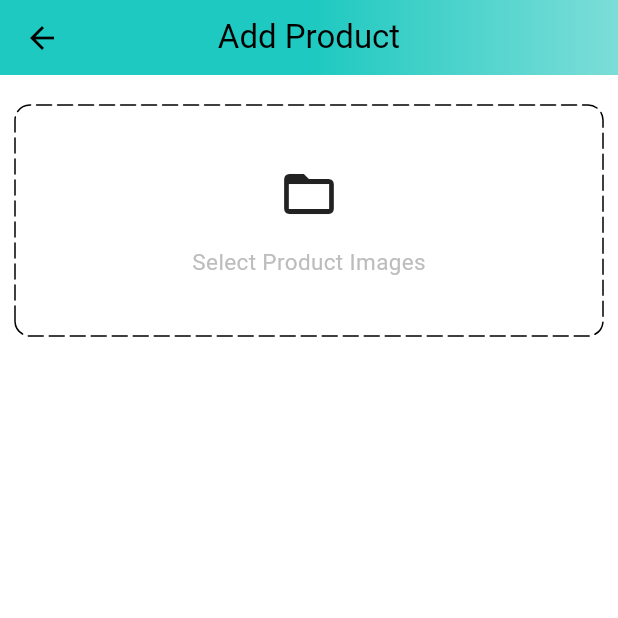
After one commit to sadid369/e_commerce_app, a Flutter app: the AdminScreens screen opened directly, after a tap on the "add" icon, on a phone screen of 412 x 824 dp, the top half of it. The commit adds this screen. Run offline on Flutter 3.47's test engine with Material 3 defaults, Android fonts, the phone set to English and light mode, and no system bars; drawn by our look-alikes of dotted_border; our stand-ins replace carousel_slider, shared_preferences; accounts and stored records are empty; network calls fail.

Commit message:
4:58  product page started

```diff
--- a/lib/features/account/screens/account_screen.dart
+++ b/lib/features/account/screens/account_screen.dart
@@ -17,7 +17,7 @@ class _AccountScreenState extends State<AccountScreen> {
   Widget build(BuildContext context) {
     return Scaffold(
       appBar: PreferredSize(
-        preferredSize: Size.fromHeight(50),
+        preferredSize: const Size.fromHeight(50),
         child: AppBar(
           flexibleSpace: Container(
             decoration: const BoxDecoration(
--- /dev/null
+++ b/lib/features/admin/screens/add_product_screen.dart
@@ -0,0 +1,77 @@
+import 'package:dotted_border/dotted_border.dart';
+import 'package:e_commerce_app/constants/global_variables.dart';
+import 'package:flutter/material.dart';
+
+class AddProductScreen extends StatefulWidget {
+  static const String routeName = "/product-screen";
+  const AddProductScreen({Key? key}) : super(key: key);
+
+  @override
+  _AddProductScreenState createState() => _AddProductScreenState();
+}
+
+class _AddProductScreenState extends State<AddProductScreen> {
+  @override
+  Widget build(BuildContext context) {
+    return Scaffold(
+      appBar: PreferredSize(
+        preferredSize: const Size.fromHeight(50),
+        child: AppBar(
+          centerTitle: true,
+          flexibleSpace: Container(
+            decoration: const BoxDecoration(
+              gradient: GlobalVariables.appBarGradient,
+            ),
+          ),
+          title: const Text('Add Product'),
+        ),
+      ),
+      body: SingleChildScrollView(
+        child: Form(
+          child: Padding(
+            padding: const EdgeInsets.symmetric(horizontal: 10),
+            child: Column(
+              children: [
+                const SizedBox(
+                  height: 20,
+                ),
+                DottedBorder(
+                  borderType: BorderType.RRect,
+                  radius: const Radius.circular(10),
+                  dashPattern: const [10, 4],
+                  strokeCap: StrokeCap.round,
+                  child: Container(
+                    width: double.infinity,
+                    height: 150,
+                    decoration: BoxDecoration(
+                      borderRadius: BorderRadius.circular(10),
+                    ),
+                    child: Column(
+                      mainAxisAlignment: MainAxisAlignment.center,
+                      children: [
+                        const Icon(
+                          Icons.folder_open,
+                          size: 40,
+                        ),
+                        SizedBox(
+                          height: 15,
+                        ),
+                        Text(
+                          'Select Product Images',
+                          style: TextStyle(
+                            fontSize: 15,
+                            color: Colors.grey[400],
+                          ),
+                        )
+                      ],
+                    ),
+                  ),
+                ),
+              ],
+            ),
+          ),
+        ),
+      ),
+    );
+  }
+}
--- /dev/null
+++ b/lib/features/admin/screens/admin_screens.dart
@@ -0,0 +1,139 @@
+import 'package:e_commerce_app/constants/global_variables.dart';
+import 'package:e_commerce_app/features/account/screens/account_screen.dart';
+import 'package:e_commerce_app/features/admin/screens/posts_screen.dart';
+import 'package:e_commerce_app/features/home/screens/home_screens.dart';
+import 'package:flutter/material.dart';
+import 'package:flutter/widgets.dart';
+
+class AdminScreens extends StatefulWidget {
+  const AdminScreens({Key? key}) : super(key: key);
+
+  @override
+  _AdminScreensState createState() => _AdminScreensState();
+}
+
+class _AdminScreensState extends State<AdminScreens> {
+  int _page = 0;
+  double bottomBarWidth = 42;
+  double bottomBarBorderWidth = 5;
+  void updatePage(int page) {
+    setState(() {
+      _page = page;
+    });
+  }
+
+  List<Widget> pages = [
+    const PostsScreen(),
+    const Center(
+      child: Text('Analytic Page '),
+    ),
+    const Center(
+      child: Text('Cart Page '),
+    ),
+  ];
+  @override
+  Widget build(BuildContext context) {
+    return Scaffold(
+      appBar: PreferredSize(
+        preferredSize: const Size.fromHeight(50),
+        child: AppBar(
+          flexibleSpace: Container(
+            decoration: const BoxDecoration(
+              gradient: GlobalVariables.appBarGradient,
+            ),
+          ),
+          title: Row(
+            mainAxisAlignment: MainAxisAlignment.spaceBetween,
+            children: [
+              Container(
+                alignment: Alignment.centerLeft,
+                child: Image.asset(
+                  'assets/images/amazon_in.png',
+                  width: 120,
+                  height: 45,
+                  color: Colors.black,
+                ),
+              ),
+              const Text(
+                'Admin',
+                style:
+                    TextStyle(color: Colors.black, fontWeight: FontWeight.bold),
+              ),
+            ],
+          ),
+        ),
+      ),
+      body: pages[_page],
+      bottomNavigationBar: BottomNavigationBar(
+        currentIndex: _page,
+        selectedItemColor: GlobalVariables.selectedNavBarColor,
+        unselectedItemColor: GlobalVariables.unselectedNavBarColor,
+        backgroundColor: GlobalVariables.backgroundColor,
+        iconSize: 28,
+        onTap: updatePage,
+        items: [
+          //Home
+          BottomNavigationBarItem(
+            icon: Container(
+              width: bottomBarWidth,
+              decoration: BoxDecoration(
+                border: Border(
+                  top: BorderSide(
+                    color: _page == 0
+                        ? GlobalVariables.selectedNavBarColor
+                        : GlobalVariables.backgroundColor,
+                    width: bottomBarBorderWidth,
+                  ),
+                ),
+              ),
+              child: const Icon(
+                Icons.home_outlined,
+              ),
+            ),
+            label: 'Post',
+          ),
+          //Account
+          BottomNavigationBarItem(
+            icon: Container(
+              width: bottomBarWidth,
+              decoration: BoxDecoration(
+                border: Border(
+                  top: BorderSide(
+                    color: _page == 1
+                        ? GlobalVariables.selectedNavBarColor
+                        : GlobalVariables.backgroundColor,
+                    width: bottomBarBorderWidth,
+                  ),
+                ),
+              ),
+              child: const Icon(
+                Icons.analytics_outlined,
+              ),
+            ),
+            label: 'Analytic',
+          ),
+          BottomNavigationBarItem(
+            icon: Container(
+              width: bottomBarWidth,
+              decoration: BoxDecoration(
+                border: Border(
+                  top: BorderSide(
+                    color: _page == 1
+                        ? GlobalVariables.selectedNavBarColor
+                        : GlobalVariables.backgroundColor,
+                    width: bottomBarBorderWidth,
+                  ),
+                ),
+              ),
+              child: const Icon(
+                Icons.all_inbox_outlined,
+              ),
+            ),
+            label: 'Order',
+          ),
+          //Cart
+        ],
+      ),
+    );
+  }
+}
--- /dev/null
+++ b/lib/features/admin/screens/posts_screen.dart
@@ -0,0 +1,33 @@
+import 'package:e_commerce_app/constants/global_variables.dart';
+import 'package:e_commerce_app/features/admin/screens/add_product_screen.dart';
+import 'package:flutter/material.dart';
+
+class PostsScreen extends StatefulWidget {
+  const PostsScreen({Key? key}) : super(key: key);
+
+  @override
+  _PostsScreenState createState() => _PostsScreenState();
+}
+
+class _PostsScreenState extends State<PostsScreen> {
+  void navigateToAddProduct() {
+    Navigator.pushNamed(context, AddProductScreen.routeName);
+  }
+
+  @override
+  Widget build(BuildContext context) {
+    return Scaffold(
+      body: const Center(
+        child: Text('Product'),
+      ),
+      floatingActionButton: FloatingActionButton(
+        shape: const CircleBorder(),
+        backgroundColor: GlobalVariables.selectedNavBarColor,
+        onPressed: navigateToAddProduct,
+        tooltip: 'Add a Product',
+        child: const Icon(Icons.add),
+      ),
+      floatingActionButtonLocation: FloatingActionButtonLocation.centerFloat,
+    );
+  }
+}
--- a/lib/main.dart
+++ b/lib/main.dart
@@ -2,6 +2,7 @@ import 'dart:developer';
 
 import 'package:e_commerce_app/common/widgets/bottom_bar.dart';
 import 'package:e_commerce_app/constants/global_variables.dart';
+import 'package:e_commerce_app/features/admin/screens/admin_screens.dart';
 import 'package:e_commerce_app/features/auth/screens/auth_screens.dart';
 import 'package:e_commerce_app/features/auth/services/auth_services.dart';
 // import 'package:e_commerce_app/features/home/screens/home_screens.dart';
@@ -63,7 +64,9 @@ class _MyAppState extends State<MyApp> {
           builder: (context, snapshot) {
             if (snapshot.connectionState == ConnectionState.done) {
               return context.watch<UserProvider>().user.token.isNotEmpty
-                  ? const BottomBar()
+                  ? context.watch<UserProvider>().user.type == "user"
+                      ? const BottomBar()
+                      : const AdminScreens()
                   : const AuthScreens();
             }
             return const Scaffold(
--- a/lib/router.dart
+++ b/lib/router.dart
@@ -1,4 +1,5 @@
 import 'package:e_commerce_app/common/widgets/bottom_bar.dart';
+import 'package:e_commerce_app/features/admin/screens/add_product_screen.dart';
 import 'package:e_commerce_app/features/auth/screens/auth_screens.dart';
 import 'package:e_commerce_app/features/home/screens/home_screens.dart';
 import 'package:flutter/material.dart';
@@ -20,6 +21,11 @@ Route<dynamic> generateRoute(RouteSettings routeSettings) {
         settings: routeSettings,
         builder: (context) => const BottomBar(),
       );
+    case AddProductScreen.routeName:
+      return MaterialPageRoute(
+        settings: routeSettings,
+        builder: (context) => const AddProductScreen(),
+      );
     default:
       // TODO :Add here a lottiAnimation.
       return MaterialPageRoute(
--- a/pubspec.yaml
+++ b/pubspec.yaml
@@ -39,6 +39,7 @@ dependencies:
   http: ^1.2.0
   shared_preferences: ^2.2.2
   carousel_slider: ^4.2.1
+  dotted_border: ^2.1.0
 
 dev_dependencies:
   flutter_test:
```
Also changed, not shown: pubspec.lock.
